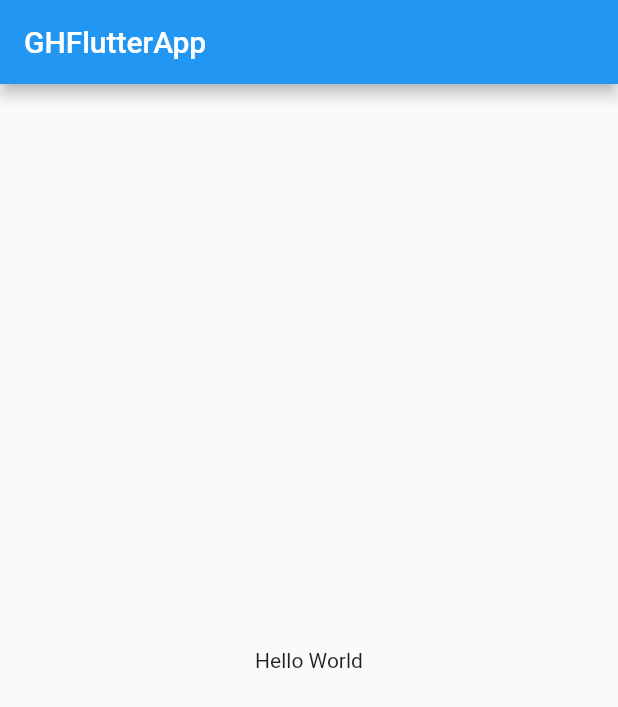
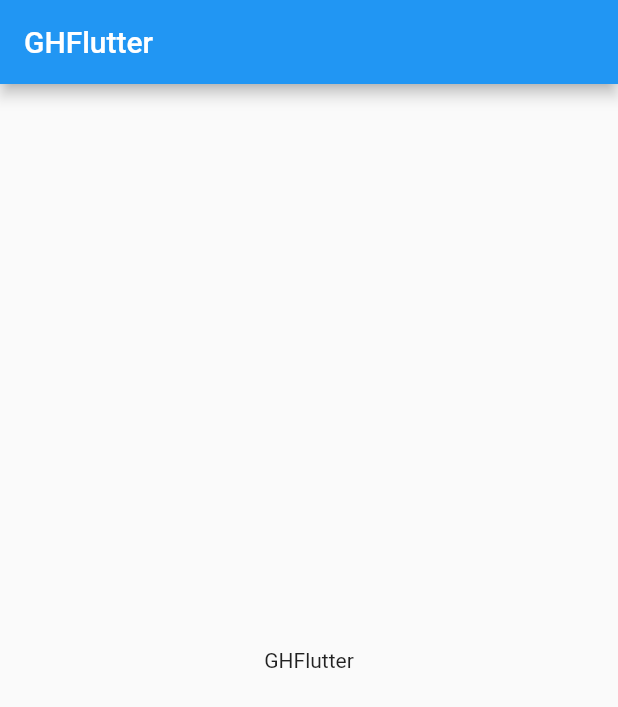
Before and after one commit to Istiakmorsalin/FlutterPlayGround, a Flutter app: the screen it shows after launch, on a phone screen of 412 x 824 dp. Shown: the top 707 px of the screen. Run offline on Flutter 3.47's test engine with Material 2 defaults, Android fonts, the phone set to English and light mode, and no system bars.

Commit message:
added first dart file

```diff
--- a/lib/main.dart
+++ b/lib/main.dart
@@ -1,4 +1,5 @@
 import 'package:flutter/material.dart';
+import 'strings.dart';
 
 void main() => runApp(GHFlutterApp());
 
@@ -7,13 +8,13 @@ class GHFlutterApp extends StatelessWidget {
   @override
   Widget build(BuildContext context) {
     return MaterialApp(
-      title: 'GHFlutter',
+      title: Strings.appTitle,
       home: Scaffold(
         appBar: AppBar(
-          title: Text('GHFlutterApp'),
+          title: Text(Strings.appTitle),
         ),
         body: Center(
-          child: Text('Hello World'),
+          child: Text(Strings.appTitle),
         ),
       ),
     );
--- /dev/null
+++ b/lib/strings.dart
@@ -0,0 +1,3 @@
+class Strings {
+  static String appTitle = "GHFlutter";
+}
```
